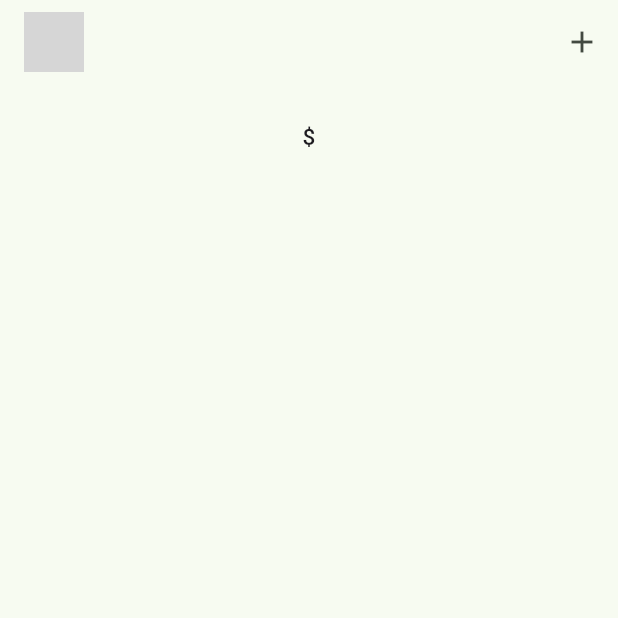
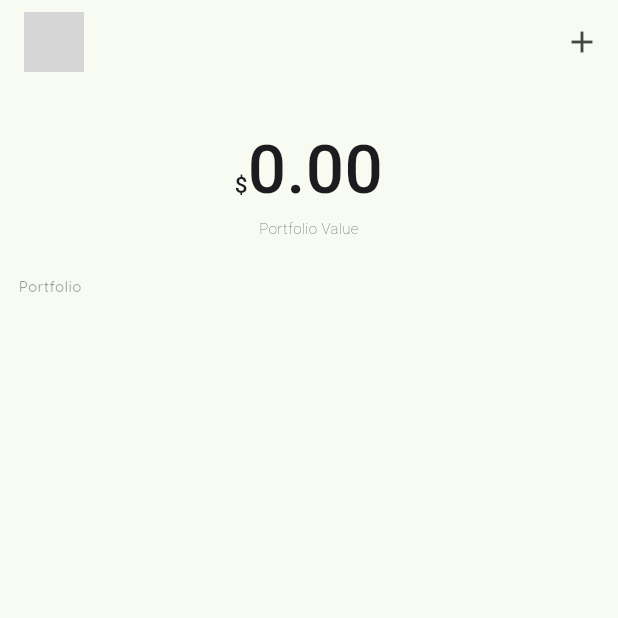
Before and after one commit to rosstungol/crypto_app, a Flutter app: the screen it shows after launch, on a phone screen of 412 x 824 dp, the top half of it. Run offline on Flutter 3.47's test engine with Material 3 defaults, Android fonts, the phone set to English and light mode, and no system bars; our stand-ins replace dio, flutter_dotenv, get, google_fonts; network calls fail; grey boxes are pictures that could not be loaded.

Commit message:
Implements Porfolio values UI in Home page

```diff
--- a/lib/pages/home_page.dart
+++ b/lib/pages/home_page.dart
@@ -2,6 +2,8 @@ import 'package:flutter/material.dart';
 import 'package:get/get.dart';
 
 import '../controllers/assets_controller.dart';
+import '../models/tracked_asset.dart';
+import '../utils.dart';
 import '../widgets/add_asset_dialog.dart';
 
 class HomePage extends StatelessWidget {
@@ -12,6 +14,7 @@ class HomePage extends StatelessWidget {
   @override
   Widget build(BuildContext context) {
     return Scaffold(
+      resizeToAvoidBottomInset: false,
       appBar: _appBar(context),
       body: _buildUI(context),
     );
@@ -39,6 +42,7 @@ class HomePage extends StatelessWidget {
         () => Column(
           children: [
             _portfolioValue(context),
+            _trackedAssetsList(context),
           ],
         ),
       ),
@@ -51,15 +55,31 @@ class HomePage extends StatelessWidget {
       margin: EdgeInsets.symmetric(
         vertical: MediaQuery.sizeOf(context).height * 0.03,
       ),
-      child: const Center(
+      child: Center(
         child: Text.rich(
+          textAlign: TextAlign.center,
           TextSpan(
             children: [
-              TextSpan(
+              const TextSpan(
                 text: '\$',
                 style: TextStyle(
                   fontSize: 15,
                   fontWeight: FontWeight.w500,
+                ),
+              ),
+              TextSpan(
+                text:
+                    '${assetsController.getPortfolioValue().toStringAsFixed(2)}\n',
+                style: const TextStyle(
+                  fontSize: 45,
+                  fontWeight: FontWeight.w500,
+                ),
+              ),
+              const TextSpan(
+                text: 'Portfolio Value',
+                style: TextStyle(
+                  fontSize: 10,
+                  fontWeight: FontWeight.w200,
                 ),
               )
             ],
@@ -68,4 +88,58 @@ class HomePage extends StatelessWidget {
       ),
     );
   }
+
+  Widget _trackedAssetsList(BuildContext context) {
+    return Padding(
+      padding: EdgeInsets.symmetric(
+        horizontal: MediaQuery.sizeOf(context).width * 0.03,
+      ),
+      child: Column(
+        mainAxisAlignment: MainAxisAlignment.start,
+        crossAxisAlignment: CrossAxisAlignment.start,
+        children: [
+          SizedBox(
+            height: MediaQuery.sizeOf(context).height * 0.05,
+            child: const Text(
+              'Portfolio',
+              style: TextStyle(
+                  fontSize: 10,
+                  color: Colors.black38,
+                  fontWeight: FontWeight.w500),
+            ),
+          ),
+          SizedBox(
+            height: MediaQuery.sizeOf(context).height * 0.65,
+            width: MediaQuery.sizeOf(context).width,
+            child: ListView.builder(
+                itemCount: assetsController.trackedAssets.length,
+                itemBuilder: (context, index) {
+                  TrackedAsset trackedAsset =
+                      assetsController.trackedAssets[index];
+
+                  return ListTile(
+                    leading: Image.network(
+                      getCryptoImageURL(trackedAsset.name!),
+                    ),
+                    title: Text(
+                      trackedAsset.name!,
+                    ),
+                    subtitle: Text(
+                      'USD: ${assetsController.getAssetPrice(trackedAsset.name!).toStringAsFixed(2)}',
+                    ),
+                    trailing: Text(
+                      trackedAsset.amount.toString(),
+                      style: const TextStyle(
+                        fontSize: 15,
+                        fontWeight: FontWeight.bold,
+                        color: Colors.black,
+                      ),
+                    ),
+                  );
+                }),
+          )
+        ],
+      ),
+    );
+  }
 }
--- a/lib/utils.dart
+++ b/lib/utils.dart
@@ -10,3 +10,7 @@ Future<void> registerServices() async {
 Future<void> registerControllers() async {
   Get.put(AssetsController());
 }
+
+String getCryptoImageURL(String name) {
+  return 'https://raw.githubusercontent.com/ErikThiart/cryptocurrency-icons/master/128/${name.toLowerCase()}.png';
+}
```
